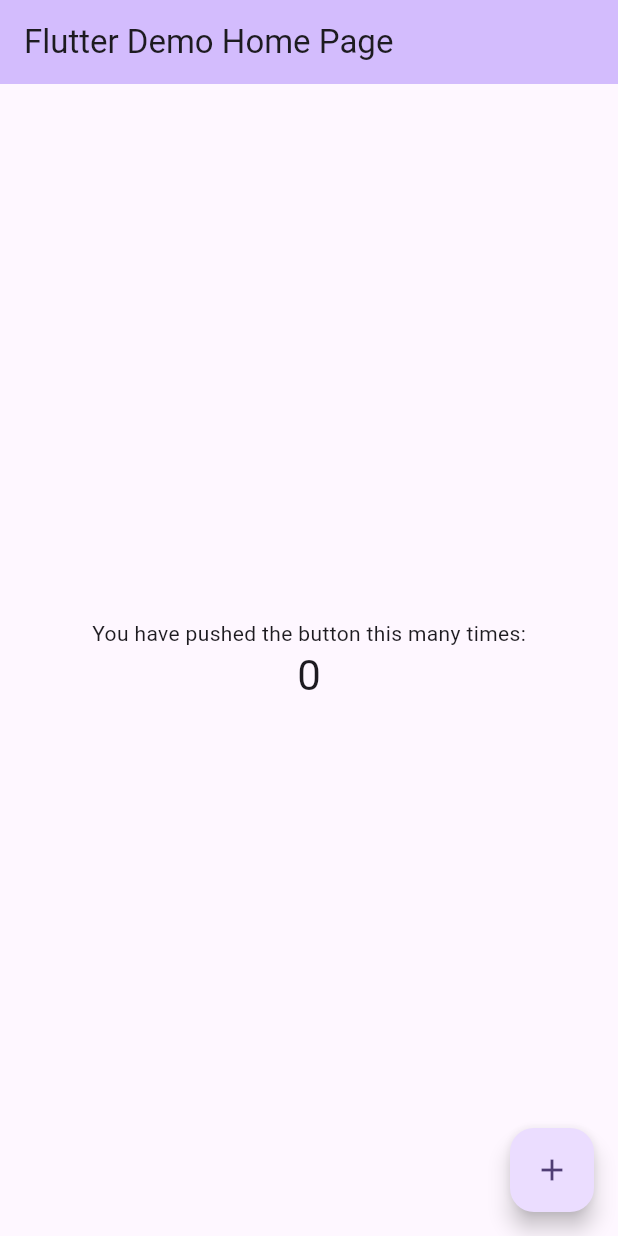
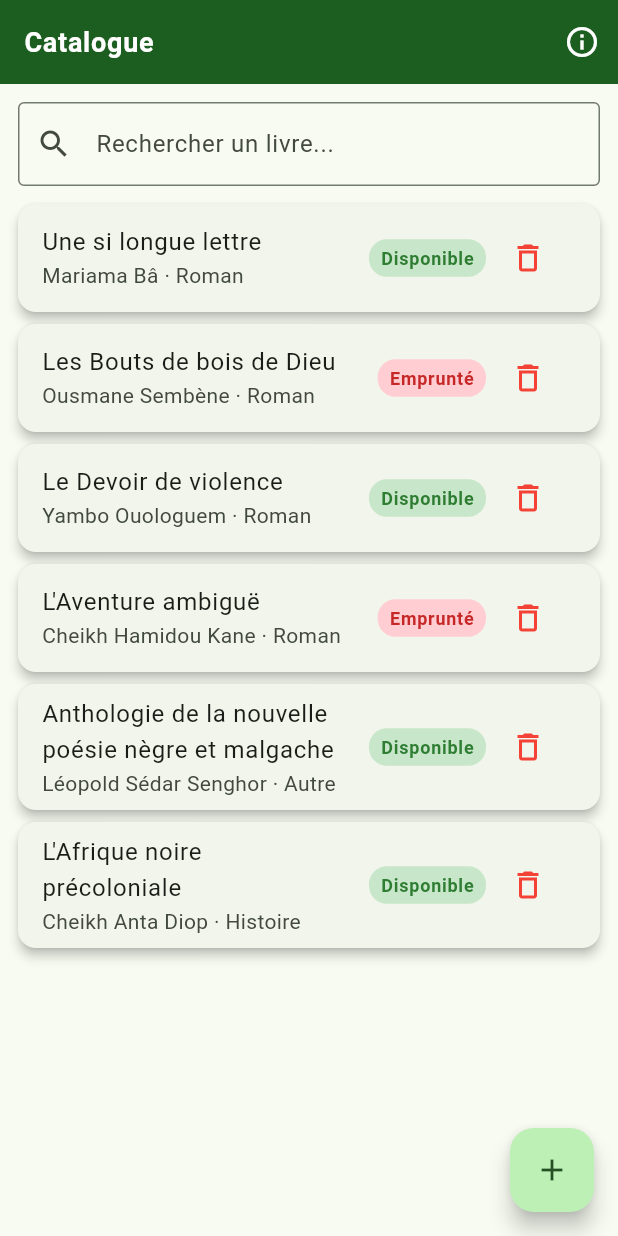
Before and after one commit to Karimienne/Projet_flutter_Biblio, a Flutter app: the screen it shows after launch, on a phone screen of 412 x 824 dp. Run offline on Flutter 3.47's test engine with Material 3 defaults, Android fonts, the phone set to English and light mode, and no system bars.

Commit message:
feat: mise en place de la structure de l'application Bibliothèque Lycée
- Remplacement de l'app Flutter par défaut par l'app bibliothèque
- Ajout du modèle Livre et des données statiques
- Création des 4 écrans : catalogue, détail, formulaire, à propos
- Ajout des widgets réutilisables : LivreCard, BadgeDisponibilite
- Configuration du thème vert (Material 3) et du routing nommé

```diff
--- /dev/null
+++ b/lib/data/livres_data.dart
@@ -0,0 +1,52 @@
+import '../models/livre.dart';
+
+final List<Livre> livresInitiaux = [
+  Livre(
+    id: '1',
+    titre: 'Une si longue lettre',
+    auteur: 'Mariama Bâ',
+    categorie: Categorie.roman,
+    disponible: true,
+    emprunteur: null,
+  ),
+  Livre(
+    id: '2',
+    titre: 'Les Bouts de bois de Dieu',
+    auteur: 'Ousmane Sembène',
+    categorie: Categorie.roman,
+    disponible: false,
+    emprunteur: 'Fatou Diallo',
+  ),
+  Livre(
+    id: '3',
+    titre: 'Le Devoir de violence',
+    auteur: 'Yambo Ouologuem',
+    categorie: Categorie.roman,
+    disponible: true,
+    emprunteur: null,
+  ),
+  Livre(
+    id: '4',
+    titre: "L'Aventure ambiguë",
+    auteur: 'Cheikh Hamidou Kane',
+    categorie: Categorie.roman,
+    disponible: false,
+    emprunteur: 'Moussa Sow',
+  ),
+  Livre(
+    id: '5',
+    titre: 'Anthologie de la nouvelle poésie nègre et malgache',
+    auteur: 'Léopold Sédar Senghor',
+    categorie: Categorie.autre,
+    disponible: true,
+    emprunteur: null,
+  ),
+  Livre(
+    id: '6',
+    titre: "L'Afrique noire précoloniale",
+    auteur: 'Cheikh Anta Diop',
+    categorie: Categorie.histoire,
+    disponible: true,
+    emprunteur: null,
+  ),
+];
--- a/lib/main.dart
+++ b/lib/main.dart
@@ -1,4 +1,8 @@
 import 'package:flutter/material.dart';
+import 'screens/catalogue_screen.dart';
+import 'screens/detail_screen.dart';
+import 'screens/formulaire_screen.dart';
+import 'screens/apropos_screen.dart';
 
 void main() {
   runApp(const MyApp());
@@ -7,116 +11,41 @@ void main() {
 class MyApp extends StatelessWidget {
   const MyApp({super.key});
 
-  // This widget is the root of your application.
   @override
   Widget build(BuildContext context) {
     return MaterialApp(
-      title: 'Flutter Demo',
+      title: 'Bibliothèque Lycée',
+      debugShowCheckedModeBanner: false,
       theme: ThemeData(
-        // This is the theme of your application.
-        //
-        // TRY THIS: Try running your application with "flutter run". You'll see
-        // the application has a purple toolbar. Then, without quitting the app,
-        // try changing the seedColor in the colorScheme below to Colors.green
-        // and then invoke "hot reload" (save your changes or press the "hot
-        // reload" button in a Flutter-supported IDE, or press "r" if you used
-        // the command line to start the app).
-        //
-        // Notice that the counter didn't reset back to zero; the application
-        // state is not lost during the reload. To reset the state, use hot
-        // restart instead.
-        //
-        // This works for code too, not just values: Most code changes can be
-        // tested with just a hot reload.
-        colorScheme: .fromSeed(seedColor: Colors.deepPurple),
+        useMaterial3: true,
+        colorScheme: ColorScheme.fromSeed(
+          seedColor: const Color(0xFF1B5E20),
+        ),
+        appBarTheme: const AppBarTheme(
+          backgroundColor: Color(0xFF1B5E20),
+          foregroundColor: Colors.white,
+          elevation: 0,
+          titleTextStyle: TextStyle(
+            color: Colors.white,
+            fontSize: 18,
+            fontWeight: FontWeight.w600,
+            letterSpacing: 0.5,
+          ),
+        ),
+        cardTheme: CardThemeData(
+          elevation: 3,
+          shape: RoundedRectangleBorder(
+            borderRadius: BorderRadius.circular(12),
+          ),
+        ),
       ),
-      home: const MyHomePage(title: 'Flutter Demo Home Page'),
+      initialRoute: '/',
+      routes: {
+        '/': (context) => const CatalogueScreen(),
+        '/detail': (context) => const DetailScreen(),
+        '/formulaire': (context) => const FormulaireScreen(),
+        '/apropos': (context) => const AProposScreen(),
+      },
     );
   }
 }
-
-class MyHomePage extends StatefulWidget {
-  const MyHomePage({super.key, required this.title});
-
-  // This widget is the home page of your application. It is stateful, meaning
-  // that it has a State object (defined below) that contains fields that affect
-  // how it looks.
-
-  // This class is the configuration for the state. It holds the values (in this
-  // case the title) provided by the parent (in this case the App widget) and
-  // used by the build method of the State. Fields in a Widget subclass are
-  // always marked "final".
-
-  final String title;
-
-  @override
-  State<MyHomePage> createState() => _MyHomePageState();
-}
-
-class _MyHomePageState extends State<MyHomePage> {
-  int _counter = 0;
-
-  void _incrementCounter() {
-    setState(() {
-      // This call to setState tells the Flutter framework that something has
-      // changed in this State, which causes it to rerun the build method below
-      // so that the display can reflect the updated values. If we changed
-      // _counter without calling setState(), then the build method would not be
-      // called again, and so nothing would appear to happen.
-      _counter++;
-    });
-  }
-
-  @override
-  Widget build(BuildContext context) {
-    // This method is rerun every time setState is called, for instance as done
-    // by the _incrementCounter method above.
-    //
-    // The Flutter framework has been optimized to make rerunning build methods
-    // fast, so that you can just rebuild anything that needs updating rather
-    // than having to individually change instances of widgets.
-    return Scaffold(
-      appBar: AppBar(
-        // TRY THIS: Try changing the color here to a specific color (to
-        // Colors.amber, perhaps?) and trigger a hot reload to see the AppBar
-        // change color while the other colors stay the same.
-        backgroundColor: Theme.of(context).colorScheme.inversePrimary,
-        // Here we take the value from the MyHomePage object that was created by
-        // the App.build method, and use it to set our appbar title.
-        title: Text(widget.title),
-      ),
-      body: Center(
-        // Center is a layout widget. It takes a single child and positions it
-        // in the middle of the parent.
-        child: Column(
-          // Column is also a layout widget. It takes a list of children and
-          // arranges them vertically. By default, it sizes itself to fit its
-          // children horizontally, and tries to be as tall as its parent.
-          //
-          // Column has various properties to control how it sizes itself and
-          // how it positions its children. Here we use mainAxisAlignment to
-          // center the children vertically; the main axis here is the vertical
-          // axis because Columns are vertical (the cross axis would be
-          // horizontal).
-          //
-          // TRY THIS: Invoke "debug painting" (choose the "Toggle Debug Paint"
-          // action in the IDE, or press "p" in the console), to see the
-          // wireframe for each widget.
-          mainAxisAlignment: .center,
-          children: [
-            const Text('You have pushed the button this many times:'),
-            Text(
-              '$_counter',
-              style: Theme.of(context).textTheme.headlineMedium,
-            ),
-          ],
-        ),
-      ),
-      floatingActionButton: FloatingActionButton(
-        onPressed: _incrementCounter,
-        tooltip: 'Increment',
-        child: const Icon(Icons.add),
-      ),
-    );
-  }
-}
--- /dev/null
+++ b/lib/models/livre.dart
@@ -0,0 +1,47 @@
+enum Categorie { roman, sciences, histoire, autre }
+
+extension CategorieLabel on Categorie {
+  String get label {
+    switch (this) {
+      case Categorie.roman:
+        return 'Roman';
+      case Categorie.sciences:
+        return 'Sciences';
+      case Categorie.histoire:
+        return 'Histoire';
+      case Categorie.autre:
+        return 'Autre';
+    }
+  }
+}
+
+class Livre {
+  final String id;
+  final String titre;
+  final String auteur;
+  final Categorie categorie;
+  bool disponible;
+  String? emprunteur;
+
+  Livre({
+    required this.id,
+    required this.titre,
+    required this.auteur,
+    required this.categorie,
+    required this.disponible,
+    this.emprunteur,
+  });
+
+  String get statut => disponible ? 'Disponible' : 'Emprunté par $emprunteur';
+
+  Map<String, dynamic> toMap() {
+    return {
+      'id': id,
+      'titre': titre,
+      'auteur': auteur,
+      'categorie': categorie.name,
+      'disponible': disponible,
+      'emprunteur': emprunteur,
+    };
+  }
+}
--- /dev/null
+++ b/lib/screens/catalogue_screen.dart
@@ -0,0 +1,123 @@
+import 'package:flutter/material.dart';
+import '../data/livres_data.dart';
+import '../models/livre.dart';
+import '../widgets/livre_card.dart';
+
+class CatalogueScreen extends StatefulWidget {
+  const CatalogueScreen({super.key});
+
+  @override
+  State<CatalogueScreen> createState() => _CatalogueScreenState();
+}
+
+class _CatalogueScreenState extends State<CatalogueScreen> {
+  final List<Livre> _livres = List.from(livresInitiaux);
+  List<Livre> _livresFiltres = List.from(livresInitiaux);
+  final TextEditingController _searchController = TextEditingController();
+
+  void _filtrer(String query) {
+    setState(() {
+      _livresFiltres = _livres
+          .where((l) =>
+              l.titre.toLowerCase().contains(query.toLowerCase()) ||
+              l.auteur.toLowerCase().contains(query.toLowerCase()))
+          .toList();
+    });
+  }
+
+  void _supprimerLivre(String id) {
+    setState(() {
+      _livres.removeWhere((l) => l.id == id);
+      _livresFiltres.removeWhere((l) => l.id == id);
+    });
+  }
+
+  void _confirmerSuppression(Livre livre) {
+    showDialog(
+      context: context,
+      builder: (ctx) => AlertDialog(
+        title: const Text('Confirmer la suppression'),
+        content: Text('Supprimer "${livre.titre}" ?'),
+        actions: [
+          TextButton(
+            onPressed: () => Navigator.pop(ctx),
+            child: const Text('Annuler'),
+          ),
+          TextButton(
+            onPressed: () {
+              Navigator.pop(ctx);
+              _supprimerLivre(livre.id);
+            },
+            child: const Text(
+              'Supprimer',
+              style: TextStyle(color: Colors.red),
+            ),
+          ),
+        ],
+      ),
+    );
+  }
+
+  @override
+  void dispose() {
+    _searchController.dispose();
+    super.dispose();
+  }
+
+  @override
+  Widget build(BuildContext context) {
+    return Scaffold(
+      appBar: AppBar(
+        title: const Text('Catalogue'),
+        actions: [
+          IconButton(
+            icon: const Icon(Icons.info_outline),
+            onPressed: () => Navigator.pushNamed(context, '/apropos'),
+          ),
+        ],
+      ),
+      body: Column(
+        children: [
+          Padding(
+            padding: const EdgeInsets.all(12.0),
+            child: TextField(
+              controller: _searchController,
+              onChanged: _filtrer,
+              decoration: const InputDecoration(
+                hintText: 'Rechercher un livre...',
+                prefixIcon: Icon(Icons.search),
+                border: OutlineInputBorder(),
+              ),
+            ),
+          ),
+          Expanded(
+            child: _livresFiltres.isEmpty
+                ? const Center(child: Text('Aucun livre trouvé.'))
+                : ListView.builder(
+                    padding: const EdgeInsets.symmetric(horizontal: 12),
+                    itemCount: _livresFiltres.length,
+                    itemBuilder: (context, index) {
+                      final livre = _livresFiltres[index];
+                      return LivreCard(
+                        livre: livre,
+                        onTap: () => Navigator.pushNamed(
+                          context,
+                          '/detail',
+                          arguments: livre,
+                        ).then((_) {
+                          if (mounted) setState(() {});
+                        }),
+                        onDelete: () => _confirmerSuppression(livre),
+                      );
+                    },
+                  ),
+          ),
+        ],
+      ),
+      floatingActionButton: FloatingActionButton(
+        onPressed: () => Navigator.pushNamed(context, '/formulaire'),
+        child: const Icon(Icons.add),
+      ),
+    );
+  }
+}
--- /dev/null
+++ b/lib/widgets/badge_disponibilite.dart
@@ -0,0 +1,26 @@
+import 'package:flutter/material.dart';
+
+class BadgeDisponibilite extends StatelessWidget {
+  final bool disponible;
+
+  const BadgeDisponibilite({super.key, required this.disponible});
+
+  @override
+  Widget build(BuildContext context) {
+    return Container(
+      padding: const EdgeInsets.symmetric(horizontal: 8, vertical: 4),
+      decoration: BoxDecoration(
+        color: disponible ? Colors.green[100] : Colors.red[100],
+        borderRadius: BorderRadius.circular(12),
+      ),
+      child: Text(
+        disponible ? 'Disponible' : 'Emprunté',
+        style: TextStyle(
+          color: disponible ? Colors.green[800] : Colors.red[800],
+          fontWeight: FontWeight.bold,
+          fontSize: 12,
+        ),
+      ),
+    );
+  }
+}
--- /dev/null
+++ b/lib/widgets/livre_card.dart
@@ -0,0 +1,41 @@
+import 'package:flutter/material.dart';
+import '../models/livre.dart';
+import 'badge_disponibilite.dart';
+
+class LivreCard extends StatelessWidget {
+  final Livre livre;
+  final VoidCallback onTap;
+  final VoidCallback? onDelete;
+
+  const LivreCard({
+    super.key,
+    required this.livre,
+    required this.onTap,
+    this.onDelete,
+  });
+
+  @override
+  Widget build(BuildContext context) {
+    return Card(
+      margin: const EdgeInsets.only(bottom: 8),
+      child: ListTile(
+        title: Text(livre.titre),
+        subtitle: Text('${livre.auteur} · ${livre.categorie.label}'),
+        trailing: Row(
+          mainAxisSize: MainAxisSize.min,
+          children: [
+            BadgeDisponibilite(disponible: livre.disponible),
+            if (onDelete != null) ...[
+              const SizedBox(width: 4),
+              IconButton(
+                icon: const Icon(Icons.delete_outline, color: Colors.red),
+                onPressed: onDelete,
+              ),
+            ],
+          ],
+        ),
+        onTap: onTap,
+      ),
+    );
+  }
+}
```
Also changed, not shown: lib/screens/apropos_screen.dart (added, +31 -0 lines), lib/screens/detail_screen.dart (added, +13 -0 lines), lib/screens/formulaire_screen.dart (added, +13 -0 lines).
